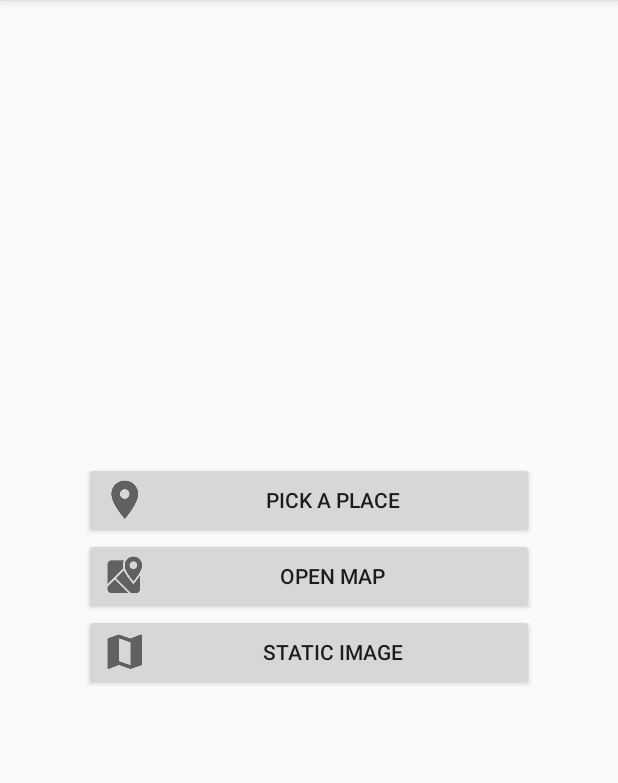
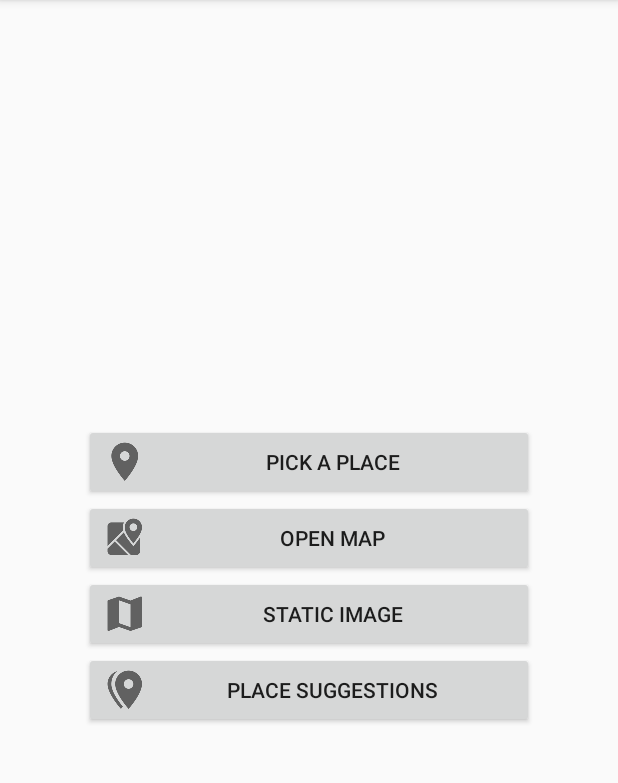
Before and after one commit to MLSDev/MapsAndroidAppSample, an Android app: the screen it shows after launch (MainActivity), on a phone screen of 412 x 824 dp, the part 84-867 px from its top. Run offline under Robolectric (Android 15) with nearby library versions, the phone set to English and light mode, and no system bars; our stand-ins replace data binding; libraries missing offline, so code that uses them is left out: com.tbruyelle.rxpermissions; 9 statements that could not run were skipped.

Commit message:
Added a places suggestions fragment

```diff
--- a/app/src/main/AndroidManifest.xml
+++ b/app/src/main/AndroidManifest.xml
@@ -32,6 +32,9 @@
         <activity
             android:name=".StaticImageMapActivity"
             android:label="@string/title_static_map" />
+        <activity
+            android:name=".PlaceSuggestionsActivity"
+            android:label="@string/title_place_suggestions" />
     </application>
 
 </manifest>
--- a/app/src/main/java/com/mlsdev/mapsappsample/MainActivity.java
+++ b/app/src/main/java/com/mlsdev/mapsappsample/MainActivity.java
@@ -45,5 +45,9 @@ public class MainActivity extends AppCompatActivity {
             startActivity(new Intent(MainActivity.this, StaticImageMapActivity.class));
         }
 
+        public void onPlaceSuggestionsButtonClick(View view) {
+            startActivity(new Intent(MainActivity.this, PlaceSuggestionsActivity.class));
+        }
+
     }
 }
--- a/app/src/main/res/layout/activity_main.xml
+++ b/app/src/main/res/layout/activity_main.xml
@@ -46,5 +46,13 @@
             android:onClick="@{viewModel.onStaticImageButtonClick}"
             android:text="@string/btn_static_image" />
 
+        <android.support.v7.widget.AppCompatButton
+            android:id="@+id/btn_place_suggestions"
+            android:layout_width="300dp"
+            android:layout_height="wrap_content"
+            android:drawableLeft="@mipmap/ic_place_suggestions"
+            android:onClick="@{viewModel.onPlaceSuggestionsButtonClick}"
+            android:text="@string/btn_place_suggestions" />
+
     </LinearLayout>
 </layout>
--- a/app/src/main/res/values/strings.xml
+++ b/app/src/main/res/values/strings.xml
@@ -3,6 +3,7 @@
 
     <string name="title_place_picker">Place Picker</string>
     <string name="title_google_map">Google Map</string>
+    <string name="title_place_suggestions">Place Suggestions</string>
 
     <string name="google_app_api_key">AIzaSyA6XrAUKFLeA30Bt6m2uWe0DtFdk9r6Nuc</string>
     <string name="btn_pick_a_place">pick a place</string>
@@ -17,6 +18,7 @@
     <string name="tv_zoom">zoom</string>
     <string name="btn_get_image_map">get image map</string>
     <string name="tv_map_type">map type</string>
+    <string name="btn_place_suggestions">place suggestions</string>
 
     <string-array name="map_type_array">
         <item>roadmap</item>
```
Also changed, not shown: app/src/main/java/com/mlsdev/mapsappsample/PlaceSuggestionsActivity.java (added, +39 -0 lines), app/src/main/res/layout/activity_place_suggestions.xml (added, +36 -0 lines), app/src/main/res/mipmap-xxhdpi/ic_place_suggestions.png (added).
